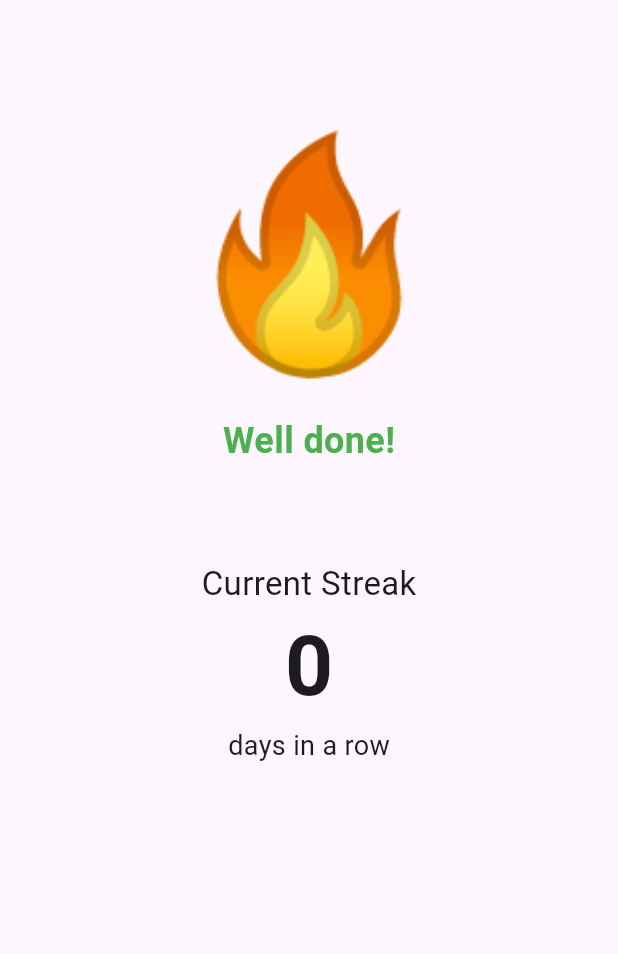
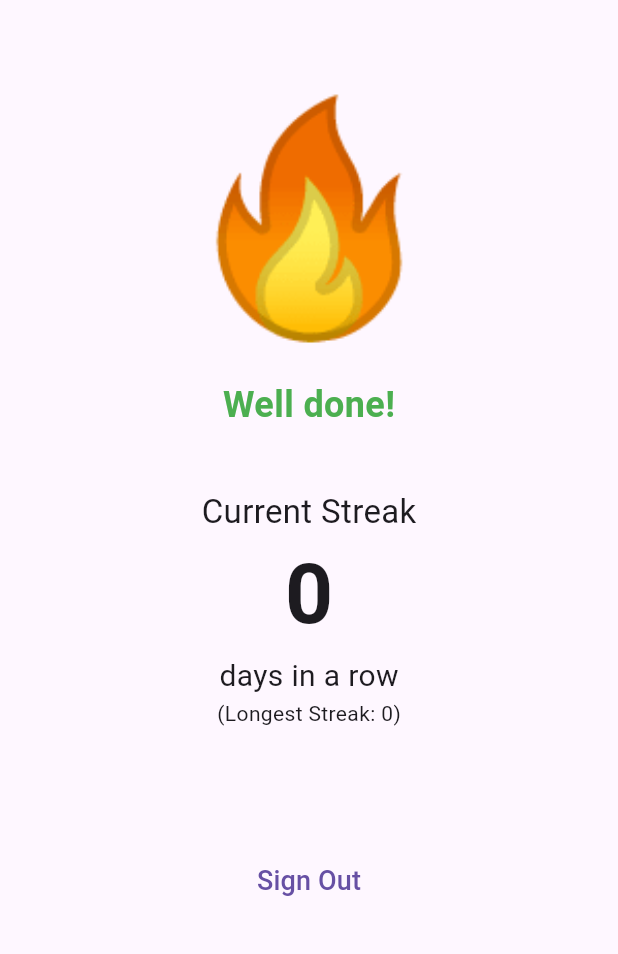
Before and after one commit to TheBeville/doucodetho, a Flutter app: the screen it shows once a user with an empty profile is signed in, on a phone screen of 412 x 824 dp, the part 282-1236 px from its top. Run offline on Flutter 3.47's test engine with Material 3 defaults, Android fonts, the light colour scheme and no system bars; our stand-ins replace flutter_bloc, flutter_dotenv, get_it, supabase_flutter; accounts and stored records are empty.

Commit message:
obscure passwords, add signOut

```diff
--- a/lib/auth/auth_service.dart
+++ b/lib/auth/auth_service.dart
@@ -35,7 +35,6 @@ class AuthService {
     return supabase.auth.currentSession?.user;
   }
 
-  // TODO: Implement signOut method in app
   Future<void> signOut() async {
     await supabase.auth.signOut();
   }
--- a/lib/db/database_service.dart
+++ b/lib/db/database_service.dart
@@ -30,12 +30,6 @@ class DatabaseService {
     return DateTime.parse(response['last_updated']);
   }
 
-  Future<void> resetCurrentStreak(String userID) async {
-    await supabase
-        .from('streak_data')
-        .update({'current_streak': 0}).eq('id', userID);
-  }
-
   Future<void> incrementCurrentStreak(String userID) async {
     final currentStreak = await getCurrentStreak(userID);
     await supabase
@@ -56,4 +50,19 @@ class DatabaseService {
         .update({'last_updated': date.toIso8601String().split('T')[0]}).eq(
             'id', userID);
   }
+
+  Future<void> resetCurrentStreak(String userID) async {
+    await supabase
+        .from('streak_data')
+        .update({'current_streak': 0}).eq('id', userID);
+  }
+
+  Future<void> resetUserData(String userID) async {
+    await supabase.from('streak_data').update({
+      'current_streak': 0,
+      'longest_streak': 0,
+      'day_completed': false,
+      'last_updated': DateTime.now().toIso8601String().split('T')[0],
+    }).eq('id', userID);
+  }
 }
--- a/lib/view/home_view.dart
+++ b/lib/view/home_view.dart
@@ -1,3 +1,5 @@
+import 'package:doucodetho/auth/auth_service.dart';
+import 'package:doucodetho/locator.dart';
 import 'package:doucodetho/model/streak_data_model.dart';
 import 'package:doucodetho/cubit/streak_data_cubit.dart';
 import 'package:flutter/material.dart';
@@ -17,6 +19,10 @@ class _HomeViewState extends State<HomeView> {
   void initState() {
     super.initState();
     context.read<StreakDataCubit>().getStreakData();
+  }
+
+  void signOut() {
+    locator<AuthService>().signOut();
   }
 
   @override
@@ -113,13 +119,21 @@ class _HomeViewState extends State<HomeView> {
                 streakData.current != 1
                     ? Text(
                         'days in a row',
-                        style: TextStyle(fontSize: 18),
+                        style: TextStyle(fontSize: 20),
                       )
                     : Text(
                         'day in a row',
-                        style: TextStyle(fontSize: 18),
+                        style: TextStyle(fontSize: 20),
                       ),
+                Text('(Longest Streak: ${streakData.longest})'),
                 Spacer(flex: 2),
+                TextButton(
+                    onPressed: signOut,
+                    child: Text(
+                      'Sign Out',
+                      style: TextStyle(fontSize: 18),
+                    )),
+                SizedBox(height: 25),
               ],
             ),
           );
--- a/lib/widget/login_form.dart
+++ b/lib/widget/login_form.dart
@@ -64,11 +64,12 @@ class _LoginFormState extends State<LoginForm> {
             ),
             SizedBox(height: 10),
             TextFormField(
+              controller: passwordController,
+              obscureText: true,
+              validator: _validator,
               decoration: InputDecoration(
                 hintText: 'Password',
               ),
-              controller: passwordController,
-              validator: _validator,
             ),
             SizedBox(height: 25),
             FilledButton(
```
Also changed, not shown: lib/cubit/streak_data_cubit.dart (+7 -2 lines), lib/widget/signup_form.dart (+10 -8 lines).
